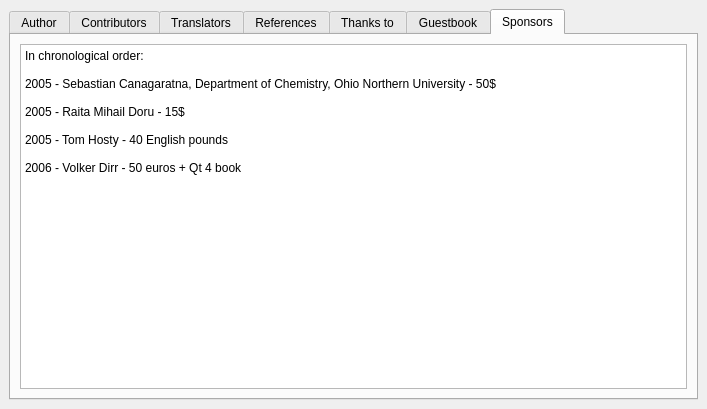
Above: fet/src/interface/helpaboutform_template.ui from vonmecheln/fet before the change. Below: the same form after it.
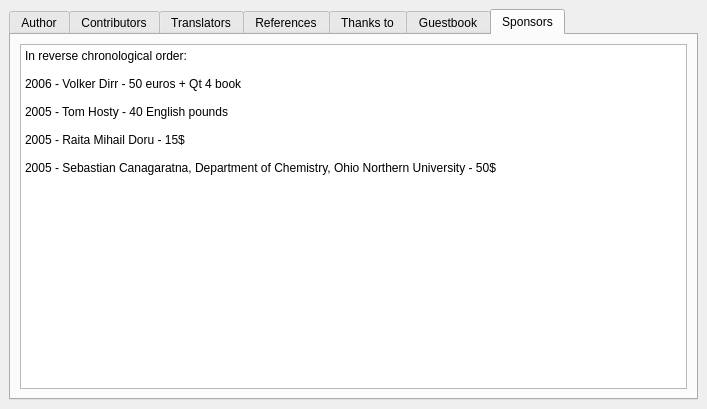
That is the form after the change. The open tabs and pages were chosen to show the change.

Patch:
```diff
--- a/fet/src/interface/helpaboutform_template.ui
+++ b/fet/src/interface/helpaboutform_template.ui
@@ -832,15 +832,15 @@
           <string>&lt;html>&lt;head>&lt;meta name="qrichtext" content="1" />&lt;style type="text/css">
 p, li { white-space: pre-wrap; }
 &lt;/style>&lt;/head>&lt;body style=" font-family:'Sans Serif'; font-size:9pt; font-weight:400; font-style:normal;">
-&lt;p style=" margin-top:0px; margin-bottom:0px; margin-left:0px; margin-right:0px; -qt-block-indent:0; text-indent:0px;">In chronological order:&lt;/p>
-&lt;p style="-qt-paragraph-type:empty; margin-top:0px; margin-bottom:0px; margin-left:0px; margin-right:0px; -qt-block-indent:0; text-indent:0px;">&lt;/p>
-&lt;p style=" margin-top:0px; margin-bottom:0px; margin-left:0px; margin-right:0px; -qt-block-indent:0; text-indent:0px;">2005 - Sebastian Canagaratna, Department of Chemistry, Ohio Northern University - 50$&lt;/p>
-&lt;p style="-qt-paragraph-type:empty; margin-top:0px; margin-bottom:0px; margin-left:0px; margin-right:0px; -qt-block-indent:0; text-indent:0px;">&lt;/p>
-&lt;p style=" margin-top:0px; margin-bottom:0px; margin-left:0px; margin-right:0px; -qt-block-indent:0; text-indent:0px;">2005 - Raita Mihail Doru - 15$&lt;/p>
-&lt;p style="-qt-paragraph-type:empty; margin-top:0px; margin-bottom:0px; margin-left:0px; margin-right:0px; -qt-block-indent:0; text-indent:0px;">&lt;/p>
-&lt;p style=" margin-top:0px; margin-bottom:0px; margin-left:0px; margin-right:0px; -qt-block-indent:0; text-indent:0px;">2005 - Tom Hosty - 40 English pounds&lt;/p>
+&lt;p style=" margin-top:0px; margin-bottom:0px; margin-left:0px; margin-right:0px; -qt-block-indent:0; text-indent:0px;">In reverse chronological order:&lt;/p>
 &lt;p style="-qt-paragraph-type:empty; margin-top:0px; margin-bottom:0px; margin-left:0px; margin-right:0px; -qt-block-indent:0; text-indent:0px;">&lt;/p>
 &lt;p style=" margin-top:0px; margin-bottom:0px; margin-left:0px; margin-right:0px; -qt-block-indent:0; text-indent:0px;">2006 - Volker Dirr - 50 euros + Qt 4 book&lt;/p>
+&lt;p style="-qt-paragraph-type:empty; margin-top:0px; margin-bottom:0px; margin-left:0px; margin-right:0px; -qt-block-indent:0; text-indent:0px;">&lt;/p>
+&lt;p style=" margin-top:0px; margin-bottom:0px; margin-left:0px; margin-right:0px; -qt-block-indent:0; text-indent:0px;">2005 - Tom Hosty - 40 English pounds&lt;/p>
+&lt;p style="-qt-paragraph-type:empty; margin-top:0px; margin-bottom:0px; margin-left:0px; margin-right:0px; -qt-block-indent:0; text-indent:0px;">&lt;/p>
+&lt;p style=" margin-top:0px; margin-bottom:0px; margin-left:0px; margin-right:0px; -qt-block-indent:0; text-indent:0px;">2005 - Raita Mihail Doru - 15$&lt;/p>
+&lt;p style="-qt-paragraph-type:empty; margin-top:0px; margin-bottom:0px; margin-left:0px; margin-right:0px; -qt-block-indent:0; text-indent:0px;">&lt;/p>
+&lt;p style=" margin-top:0px; margin-bottom:0px; margin-left:0px; margin-right:0px; -qt-block-indent:0; text-indent:0px;">2005 - Sebastian Canagaratna, Department of Chemistry, Ohio Northern University - 50$&lt;/p>
 &lt;p style="-qt-paragraph-type:empty; margin-top:0px; margin-bottom:0px; margin-left:0px; margin-right:0px; -qt-block-indent:0; text-indent:0px;">&lt;/p>&lt;/body>&lt;/html></string>
          </property>
         </widget>
```
Left out of the diff: 5 changed lines with no effect on the pictures.
